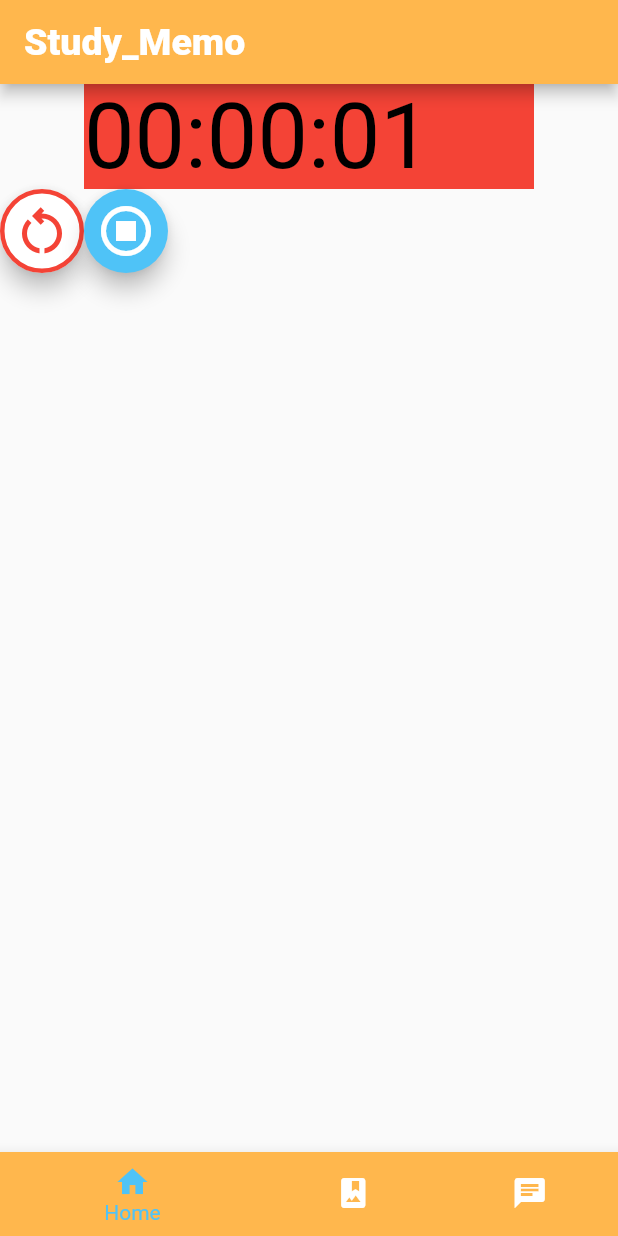
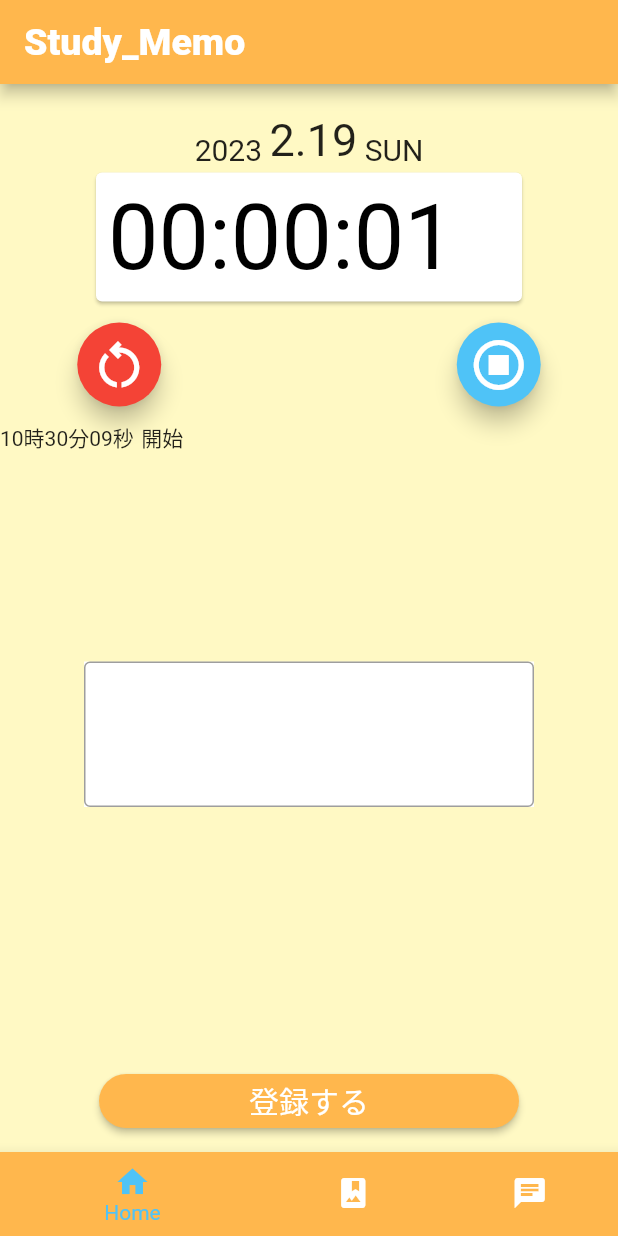
Before and after one commit to kei-study1/study_memo, a Flutter app: the screen it shows after launch, after a tap on the "play circle outline" icon, on a phone screen of 412 x 824 dp. Run offline on Flutter 3.47's test engine with Material 2 defaults, Android fonts, the light colour scheme and no system bars; missing offline and left inert: dart:ffi.

Commit message:
homeレイアウト

```diff
--- a/lib/main.dart
+++ b/lib/main.dart
@@ -28,6 +28,7 @@ class _MainPageState extends State<MainPage> {
   @override
   Widget build(BuildContext context) {
     return Scaffold(
+      backgroundColor: screenColor.baseColor2,
       appBar: AppBar(
         backgroundColor: screenColor.baseColor,
         title: Text('Study_Memo'),
--- a/lib/screens/home.dart
+++ b/lib/screens/home.dart
@@ -1,3 +1,5 @@
+import 'dart:ffi';
+
 import 'package:flutter/material.dart';
 import 'package:intl/intl.dart';
 import 'dart:async';
@@ -18,6 +20,15 @@ class StudyTimer extends StatefulWidget {
 }
 
 class StudyTimerState extends State<StudyTimer> {
+  // 日付
+  final DateTime _now = DateTime.now();
+  late final int _nowYear = _now.year;
+  late final int _nowMonth = _now.month;
+  late final int _nowDay = _now.day;
+  late final int _nowWeek = _now.weekday;
+  late final String _nowWeekWord = _weekday.elementAt(_nowWeek - 1);
+  final List<String> _weekday = ["MON", "TUE", "WED", "THU", "FRI", "SAT", "SUN"];
+  List<ListViewRow> dateTimeList = [];
   // スクリーン共通カラー
   ScreenColor screenColor = ScreenColor();
   bool _buttonOn = false;
@@ -41,6 +52,8 @@ class StudyTimerState extends State<StudyTimer> {
         _timer.cancel();
       }
     });
+    ListViewRow listViewRow = ListViewRow(DateTime.now(), _buttonOn);
+    dateTimeList.add(listViewRow);
     print(_buttonOn);
   }
   void _resetButtonPress() {
@@ -70,10 +83,55 @@ class StudyTimerState extends State<StudyTimer> {
   Widget build(BuildContext context) {
     return Center(
       child: Column(
+        mainAxisAlignment: MainAxisAlignment.spaceBetween,
         children: [
-          Container(
-            width: 300,
-            color: Colors.red,
+          Column(
+            children: [
+              const SizedBox(height: 20,),
+              Row(
+                mainAxisAlignment: MainAxisAlignment.center,
+                crossAxisAlignment: CrossAxisAlignment.end,
+                children: <Widget>[
+                  Text("$_nowYear",
+                    style: const TextStyle(
+                      fontSize: 20
+                    ),
+                  ),
+                  const SizedBox(width: 5,),
+                  Text("$_nowMonth" ".",
+                    style: const TextStyle(
+                      fontSize: 30
+                    ),
+                  ),
+                  Text("$_nowDay",
+                    style: const TextStyle(
+                      fontSize: 30
+                    ),
+                  ),
+                  const SizedBox(width: 5,),
+                  Text(_nowWeekWord,
+                    style: const TextStyle(
+                      fontSize: 20
+                    ),
+                  ),
+                ],
+              ),
+
+              Row(
+                children: <Widget>[
+                  Expanded(
+                    child: Container(),
+                  ),
+                  Expanded(
+                    flex: 6,
+                    child: Container(
+                      child: Column(
+                        children: <Widget>[
+                          Card(
+                            color: Colors.white,
+                            child: Container(
+                              padding: EdgeInsets.all(8),
+                              width: 284,
                               child: Text(
                                 countTimer,
                                 style: TextStyle(
@@ -82,21 +140,19 @@ class StudyTimerState extends State<StudyTimer> {
                                 ),
                               ),
                             ),
+                          ),
+
+                          const SizedBox(height: 10,),
                           Row(
+                            mainAxisAlignment: MainAxisAlignment.spaceBetween,
                             children: [
                               InkWell(
                                 onTap: null,
                                 onLongPress: _resetButtonPress,
                                 child: FloatingActionButton(
-                  foregroundColor: Colors.red,
-                  backgroundColor: Colors.white,
-                  shape: CircleBorder(
-                    side: BorderSide(
-                      color: Colors.red,
-                      width: 3
-                    )
-                  ),
-                  splashColor: Colors.red,
+                                  foregroundColor: Colors.white,
+                                  backgroundColor: Colors.red,
+                                  splashColor: Colors.white,
                                   child: Icon(Icons.restart_alt_outlined, size: 40,),
                                   onPressed: (){},
                                 ),
@@ -111,6 +167,84 @@ class StudyTimerState extends State<StudyTimer> {
                           ),
                         ],
                       ),
+                    ),
+                  ),
+                  Expanded(
+                    child: Container(),
+                  ),
+                ],
+              ),
+
+              const SizedBox(height: 10,),
+
+              Container(
+                // color: Colors.red,
+                height: 150,
+                child: ListView.builder(
+                  itemBuilder: (BuildContext context, int index) {
+                    if (dateTimeList.length >= index + 1){
+                      return Row(
+                        children: <Widget> [
+                          Text(DateFormat('HH時mm分ss秒').format(dateTimeList.elementAt(index).getNowDateTime())),
+                          const SizedBox(width: 5,),
+                          Text(dateTimeList.elementAt(index).getButtonOn() ? "開始" : "終了")
+                        ]
                       );
                     }
                   }
+                ),
+              ),
+
+              const SizedBox(height: 10,),
+
+              Container(
+                color: Colors.white,
+                width: 300,
+                child: const TextField(
+                  maxLines: 3,
+                  decoration: InputDecoration(border: OutlineInputBorder()),
+                  // enabled: true,
+                  // maxLength: 10,
+                ),
+              ),
+            ],
+          ),
+
+          Column(
+            children: [
+              ElevatedButton(
+                onPressed: () {},
+                style: ElevatedButton.styleFrom(
+                  padding: EdgeInsets.only(left: 100, right: 100),
+                  backgroundColor: screenColor.baseColor,
+                  shape: RoundedRectangleBorder(borderRadius: BorderRadius.circular(30))
+                ),
+                child: Text(
+                  '登録する',
+                  style: TextStyle(
+                    fontSize: 20
+                  ),
+                )
+              ),
+              const SizedBox(height: 10,)
+            ],
+          ),
+        ],
+      ),
+    );
+  }
+}
+
+class ListViewRow {
+  late DateTime _nowDateTime;
+  late bool _buttonOn;
+
+  ListViewRow(this._nowDateTime, this._buttonOn);
+
+  DateTime getNowDateTime() {
+    return _nowDateTime;
+  }
+  bool getButtonOn() {
+    return _buttonOn;
+  }
+}
```
Lines whose indentation alone changed are shown as unchanged.
